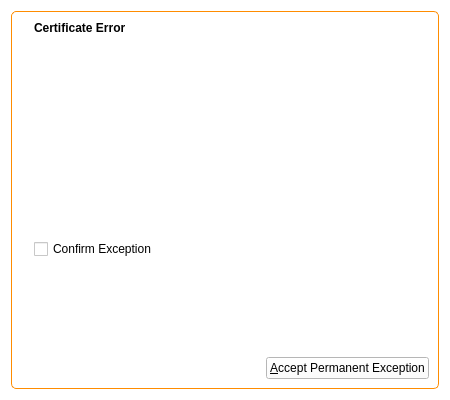
Qt form 2.x/UI/dooble_certificate_exceptions_widget.ui (textbrowser/dooble) before a commit.
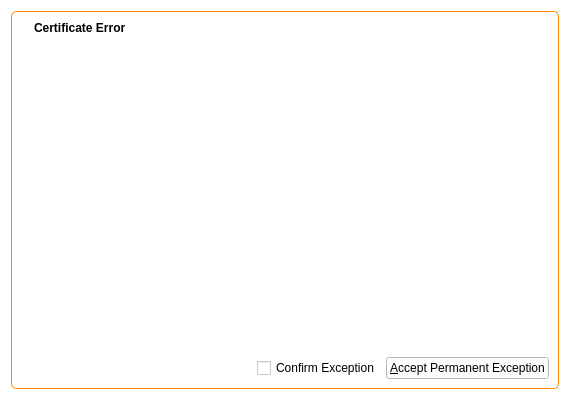
The same form after that commit. Icons and pictures are not drawn.

Commit message: Moved widget.

Patch:
```diff
--- a/2.x/UI/dooble_certificate_exceptions_widget.ui
+++ b/2.x/UI/dooble_certificate_exceptions_widget.ui
@@ -6,7 +6,7 @@
    <rect>
     <x>0</x>
     <y>0</y>
-    <width>450</width>
+    <width>570</width>
     <height>400</height>
    </rect>
   </property>
@@ -78,13 +78,6 @@
             </property>
            </widget>
           </item>
-          <item>
-           <widget class="QCheckBox" name="confirm_exception">
-            <property name="text">
-             <string>Confirm Exception</string>
-            </property>
-           </widget>
-          </item>
           <item>
            <spacer name="verticalSpacer">
             <property name="orientation">
@@ -117,6 +110,13 @@
           </property>
          </spacer>
         </item>
+        <item>
+         <widget class="QCheckBox" name="confirm_exception">
+          <property name="text">
+           <string>Confirm Exception</string>
+          </property>
+         </widget>
+        </item>
         <item>
          <widget class="QPushButton" name="accept">
           <property name="text">
```
